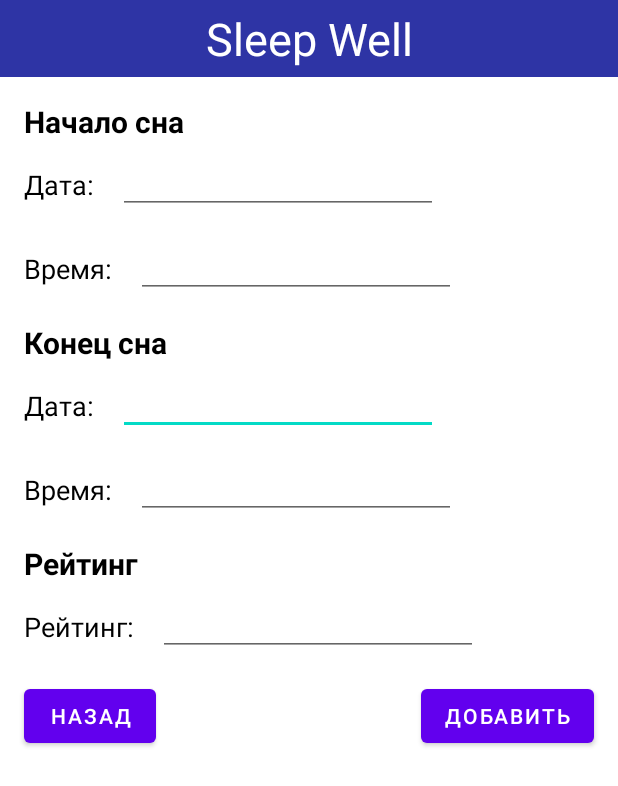
After one commit to juicyluv/mobile-coursework, an Android app: the AddSleepActivity screen opened directly, with no data from a screen before it, on a phone screen of 412 x 824 dp. The commit adds this screen. Shown: the top 786 px of the screen. Run offline under Robolectric (Android 15) with nearby library versions, the phone set to English and light mode, and no system bars.

Commit message:
Added AddSleep activity and logic.

```diff
--- a/app/src/main/AndroidManifest.xml
+++ b/app/src/main/AndroidManifest.xml
@@ -13,6 +13,10 @@
         android:supportsRtl="true"
         android:theme="@style/Theme.sleepwell"
         tools:targetApi="31">
+
+        <activity android:name=".AddSleepActivity">
+
+        </activity>
         <activity
             android:name="com.example.sleepwell.MainActivity"
             android:exported="true"
--- /dev/null
+++ b/app/src/main/java/com/example/sleepwell/AddSleepActivity.kt
@@ -0,0 +1,82 @@
+package com.example.sleepwell
+
+import android.content.Intent
+import android.os.Build
+import android.os.Bundle
+import android.os.PersistableBundle
+import android.util.Log
+import android.view.View
+import android.widget.EditText
+import androidx.annotation.RequiresApi
+import androidx.appcompat.app.AppCompatActivity
+import kotlinx.android.synthetic.main.activity_main.*
+import java.util.UUID
+
+class AddSleepActivity : AppCompatActivity() {
+    override fun onCreate(savedInstanceState: Bundle?) {
+        super.onCreate(savedInstanceState)
+        setContentView(R.layout.activity_add_sleep)
+    }
+
+    @RequiresApi(Build.VERSION_CODES.O)
+    fun addSleep(sleep: Sleep) {
+        sleepsDataList.add(sleep)
+    }
+
+    fun onClickCancel(view: View) {
+        val intent = Intent(this, MainActivity::class.java)
+        startActivity(intent)
+    }
+
+    @RequiresApi(Build.VERSION_CODES.O)
+    fun onClickAddSleep(view: View) {
+        val startDateInput = findViewById<EditText>(R.id.addSleepStartDateText)
+        val startTimeInput = findViewById<EditText>(R.id.addSleepStartTimeText)
+        val endDateInput = findViewById<EditText>(R.id.addSleepEndDateText)
+        val endTimeInput = findViewById<EditText>(R.id.addSleepEndTimeText)
+        val ratingInput = findViewById<EditText>(R.id.addSleepRatingText)
+
+        val startDate = startDateInput.text.trim().toString()
+        val startTime = startTimeInput.text.trim().toString()
+        val endDate = endDateInput.text.trim().toString()
+        val endTime = endTimeInput.text.trim().toString()
+        var rating = 0
+
+        if (startDate.isEmpty()) {
+            startDateInput.error = "Обязательное поле"
+            return
+        }
+
+        if (startTime.isEmpty()) {
+            startTimeInput.error = "Обязательное поле"
+            return
+        }
+
+        if (endDate.isEmpty()) {
+            endDateInput.error = "Обязательное поле"
+            return
+        }
+
+        if (endTime.isEmpty()) {
+            endTimeInput.error = "Обязательное поле"
+            return
+        }
+
+        try {
+            rating = ratingInput.text.trim().toString().toInt()
+        } catch (nfe: NumberFormatException) {
+            ratingInput.error = "Обязательное поле"
+            return
+        }
+
+        if (rating < 1 || rating > 5) {
+            ratingInput.error = "Рейтинг должен быть между 1 и 5"
+            return
+        }
+
+        addSleep(Sleep(UUID.randomUUID().toString(), "$startDate $startTime", "$endDate $endTime", rating))
+
+        val intent = Intent(this, MainActivity::class.java)
+        startActivity(intent)
+    }
+}
--- a/app/src/main/java/com/example/sleepwell/DB.kt
+++ b/app/src/main/java/com/example/sleepwell/DB.kt
@@ -6,8 +6,8 @@ import java.time.LocalDateTime
 
 @RequiresApi(Build.VERSION_CODES.O)
 val sleepsDataList: ArrayList<Sleep> = arrayListOf(
-    Sleep("1","2023-03-25 22:30:00", "2023-03-26 07:30:00", 5),
-    Sleep("2","2023-03-26 23:00:00", "2023-03-27 08:00:00", 3),
-    Sleep("3","2023-03-24 23:30:00", "2023-03-24 08:30:00", 4),
-    Sleep("4","2023-03-23 00:00:00", "2023-03-23 07:00:00", 5),
+    Sleep("1","2023-03-25 22:30", "2023-03-26 07:30", 5),
+    Sleep("2","2023-03-26 23:00", "2023-03-27 08:00", 3),
+    Sleep("3","2023-03-24 23:30", "2023-03-24 08:30", 4),
+    Sleep("4","2023-03-23 00:00", "2023-03-23 07:00", 5),
 )
--- a/app/src/main/java/com/example/sleepwell/MainActivity.kt
+++ b/app/src/main/java/com/example/sleepwell/MainActivity.kt
@@ -1,8 +1,10 @@
 package com.example.sleepwell
 
+import android.content.Intent
 import android.os.Build
 import androidx.appcompat.app.AppCompatActivity
 import android.os.Bundle
+import android.view.View
 import androidx.annotation.RequiresApi
 import androidx.fragment.app.commit
 import androidx.lifecycle.lifecycleScope
@@ -38,6 +40,11 @@ class MainActivity : AppCompatActivity() {
         }
     }
 
+    fun onClickAddSleep(view : View) {
+        val intent = Intent(this, AddSleepActivity::class.java)
+        startActivity(intent)
+    }
+
     fun showMessage(msg: String) {
 
     }
--- /dev/null
+++ b/app/src/main/res/layout/activity_add_sleep.xml
@@ -0,0 +1,203 @@
+<?xml version="1.0" encoding="utf-8"?>
+<androidx.constraintlayout.widget.ConstraintLayout xmlns:android="http://schemas.android.com/apk/res/android"
+    xmlns:app="http://schemas.android.com/apk/res-auto"
+    xmlns:tools="http://schemas.android.com/tools"
+    android:layout_width="match_parent"
+    android:layout_height="match_parent">
+
+    <EditText
+        android:id="@+id/addSleepEndDateText"
+        android:layout_width="wrap_content"
+        android:layout_height="40dp"
+        android:layout_marginStart="16dp"
+        android:layout_marginTop="8dp"
+        android:ems="10"
+        android:inputType="date"
+        app:layout_constraintStart_toEndOf="@+id/textView5"
+        app:layout_constraintTop_toBottomOf="@+id/addSleepStartTextView2" />
+
+    <TextView
+        android:id="@+id/textView4"
+        android:layout_width="wrap_content"
+        android:layout_height="wrap_content"
+        android:layout_marginStart="16dp"
+        android:layout_marginTop="24dp"
+        android:text="Время:"
+        android:textColor="@color/black"
+        android:textSize="18sp"
+        app:layout_constraintStart_toStartOf="parent"
+        app:layout_constraintTop_toBottomOf="@+id/addSleepEndDateText" />
+
+    <EditText
+        android:id="@+id/addSleepEndTimeText"
+        android:layout_width="wrap_content"
+        android:layout_height="40dp"
+        android:layout_marginStart="16dp"
+        android:layout_marginTop="16dp"
+        android:ems="10"
+        android:inputType="time"
+        app:layout_constraintStart_toEndOf="@+id/textView4"
+        app:layout_constraintTop_toBottomOf="@+id/addSleepEndDateText" />
+
+    <TextView
+        android:id="@+id/textView5"
+        android:layout_width="wrap_content"
+        android:layout_height="wrap_content"
+        android:layout_marginStart="16dp"
+        android:layout_marginTop="16dp"
+        android:text="Дата:"
+        android:textColor="@color/black"
+        android:textSize="18sp"
+        app:layout_constraintStart_toStartOf="parent"
+        app:layout_constraintTop_toBottomOf="@+id/addSleepStartTextView2" />
+
+    <TextView
+        android:id="@+id/textView6"
+        android:layout_width="wrap_content"
+        android:layout_height="wrap_content"
+        android:layout_marginStart="16dp"
+        android:layout_marginTop="16dp"
+        android:text="Рейтинг:"
+        android:textColor="@color/black"
+        android:textSize="18sp"
+        app:layout_constraintStart_toStartOf="parent"
+        app:layout_constraintTop_toBottomOf="@+id/addSleepStartTextView3" />
+
+    <FrameLayout
+        android:id="@+id/header"
+        android:layout_width="match_parent"
+        android:layout_height="wrap_content"
+        android:background="@color/main_blue"
+        android:padding="5sp"
+        app:layout_constraintEnd_toEndOf="parent"
+        app:layout_constraintStart_toStartOf="parent"
+        app:layout_constraintTop_toTopOf="parent">
+
+        <TextView
+            android:layout_width="match_parent"
+            android:layout_height="match_parent"
+            android:gravity="center"
+            android:text="@string/title_name"
+            android:textColor="@color/white"
+            android:textSize="@dimen/h1" />
+    </FrameLayout>
+
+    <TextView
+        android:id="@+id/addSleepStartTextView"
+        android:layout_width="wrap_content"
+        android:layout_height="wrap_content"
+        android:layout_marginStart="16dp"
+        android:layout_marginTop="16dp"
+        android:text="Начало сна"
+        android:textColor="@color/black"
+        android:textSize="20sp"
+        android:textStyle="bold"
+        app:layout_constraintStart_toStartOf="parent"
+        app:layout_constraintTop_toBottomOf="@+id/header" />
+
+    <TextView
+        android:id="@+id/addSleepStartTextView2"
+        android:layout_width="wrap_content"
+        android:layout_height="wrap_content"
+        android:layout_marginStart="16dp"
+        android:layout_marginTop="16dp"
+        android:text="Конец сна"
+        android:textColor="@color/black"
+        android:textSize="20sp"
+        android:textStyle="bold"
+        app:layout_constraintStart_toStartOf="parent"
+        app:layout_constraintTop_toBottomOf="@+id/addSleepStartTimeText" />
+
+    <TextView
+        android:id="@+id/addSleepStartTextView3"
+        android:layout_width="wrap_content"
+        android:layout_height="wrap_content"
+        android:layout_marginStart="16dp"
+        android:layout_marginTop="16dp"
+        android:text="Рейтинг"
+        android:textColor="@color/black"
+        android:textSize="20sp"
+        android:textStyle="bold"
+        app:layout_constraintStart_toStartOf="parent"
+        app:layout_constraintTop_toBottomOf="@+id/addSleepEndTimeText" />
+
+    <TextView
+        android:id="@+id/textView2"
+        android:layout_width="wrap_content"
+        android:layout_height="wrap_content"
+        android:layout_marginStart="16dp"
+        android:layout_marginTop="16dp"
+        android:text="Дата:"
+        android:textColor="@color/black"
+        android:textSize="18sp"
+        app:layout_constraintStart_toStartOf="parent"
+        app:layout_constraintTop_toBottomOf="@+id/addSleepStartTextView" />
+
+    <EditText
+        android:id="@+id/addSleepStartDateText"
+        android:layout_width="wrap_content"
+        android:layout_height="40dp"
+        android:layout_marginStart="16dp"
+        android:layout_marginTop="8dp"
+        android:ems="10"
+        android:inputType="date"
+        app:layout_constraintStart_toEndOf="@+id/textView2"
+        app:layout_constraintTop_toBottomOf="@+id/addSleepStartTextView" />
+
+    <TextView
+        android:id="@+id/textView3"
+        android:layout_width="wrap_content"
+        android:layout_height="wrap_content"
+        android:layout_marginStart="16dp"
+        android:layout_marginTop="24dp"
+        android:text="Время:"
+        android:textColor="@color/black"
+        android:textSize="18sp"
+        app:layout_constraintStart_toStartOf="parent"
+        app:layout_constraintTop_toBottomOf="@+id/addSleepStartDateText" />
+
+    <EditText
+        android:id="@+id/addSleepStartTimeText"
+        android:layout_width="wrap_content"
+        android:layout_height="40dp"
+        android:layout_marginStart="16dp"
+        android:layout_marginTop="16dp"
+        android:ems="10"
+        android:inputType="time"
+        app:layout_constraintStart_toEndOf="@+id/textView3"
+        app:layout_constraintTop_toBottomOf="@+id/addSleepStartDateText" />
+
+    <EditText
+        android:id="@+id/addSleepRatingText"
+        android:layout_width="wrap_content"
+        android:layout_height="40dp"
+        android:layout_marginStart="16dp"
+        android:layout_marginTop="8dp"
+        android:ems="10"
+        android:inputType="numberDecimal"
+        app:layout_constraintStart_toEndOf="@+id/textView6"
+        app:layout_constraintTop_toBottomOf="@+id/addSleepStartTextView3" />
+
+    <Button
+        android:id="@+id/addSleepCancelButton"
+        android:layout_width="wrap_content"
+        android:layout_height="wrap_content"
+        android:layout_marginStart="16dp"
+        android:layout_marginTop="16dp"
+        android:onClick="onClickCancel"
+        android:text="Назад"
+        app:layout_constraintStart_toStartOf="parent"
+        app:layout_constraintTop_toBottomOf="@+id/addSleepRatingText" />
+
+    <Button
+        android:id="@+id/addSleepAddButton"
+        android:layout_width="wrap_content"
+        android:layout_height="wrap_content"
+        android:layout_marginTop="16dp"
+        android:layout_marginEnd="16dp"
+        android:onClick="onClickAddSleep"
+        android:text="Добавить"
+        app:layout_constraintEnd_toEndOf="parent"
+        app:layout_constraintTop_toBottomOf="@+id/addSleepRatingText" />
+
+</androidx.constraintlayout.widget.ConstraintLayout>
--- a/app/src/main/res/layout/activity_main.xml
+++ b/app/src/main/res/layout/activity_main.xml
@@ -30,10 +30,11 @@
         android:layout_height="wrap_content"
         android:layout_marginEnd="16dp"
         android:layout_marginBottom="16dp"
+        android:onClick="onClickAddSleep"
+        app:layout_constraintBottom_toBottomOf="parent"
+        app:layout_constraintEnd_toEndOf="parent"
         app:srcCompat="@drawable/baseline_add_24"
-        tools:srcCompat="@drawable/baseline_add_24"
-        app:layout_constraintBottom_toBottomOf="parent"
-        app:layout_constraintEnd_toEndOf="parent" />
+        tools:srcCompat="@drawable/baseline_add_24" />
 
     <androidx.recyclerview.widget.RecyclerView
         android:id="@+id/sleepsList"
```
